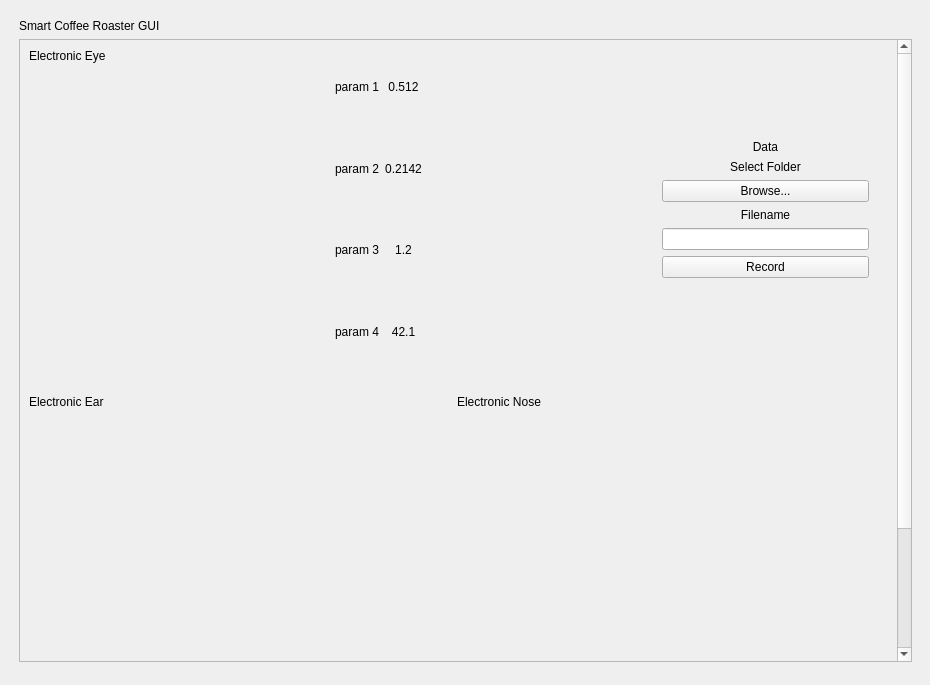
Qt form main_window.ui (theunra/smart-coffee-app-v3) before a commit.
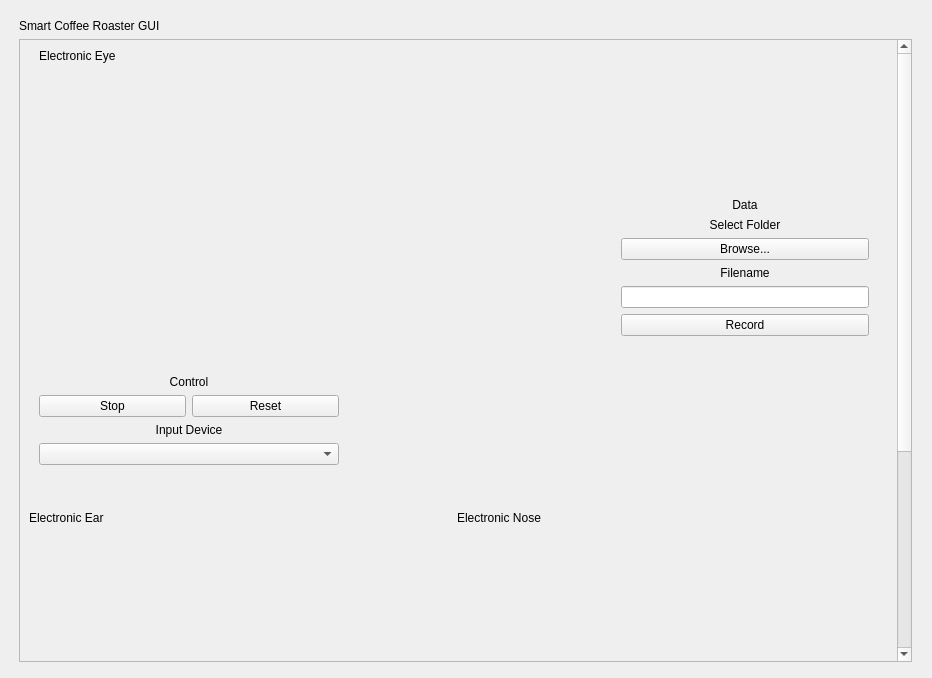
The same form after that commit.

Diff of the .ui file:
```diff
--- a/main_window.ui
+++ b/main_window.ui
@@ -6,8 +6,8 @@
    <rect>
     <x>0</x>
     <y>0</y>
-    <width>930</width>
-    <height>685</height>
+    <width>932</width>
+    <height>678</height>
    </rect>
   </property>
   <property name="sizePolicy">
@@ -54,9 +54,9 @@
           <property name="geometry">
            <rect>
             <x>0</x>
-            <y>0</y>
-            <width>886</width>
-            <height>775</height>
+            <y>-318</y>
+            <width>870</width>
+            <height>943</height>
            </rect>
           </property>
           <layout class="QVBoxLayout" name="verticalLayout_15">
@@ -74,6 +74,14 @@
                 <number>10</number>
                </property>
                <item>
+                <layout class="QVBoxLayout" name="verticalLayout_9">
+                 <property name="leftMargin">
+                  <number>10</number>
+                 </property>
+                 <property name="bottomMargin">
+                  <number>10</number>
+                 </property>
+                 <item>
                 <layout class="QVBoxLayout" name="verticalLayout_6">
                  <item>
                   <widget class="QLabel" name="label_12">
@@ -85,7 +93,7 @@
                  <item>
                   <widget class="QWidget" name="imageWidget" native="true">
                    <property name="sizePolicy">
-                    <sizepolicy hsizetype="MinimumExpanding" vsizetype="MinimumExpanding">
+                      <sizepolicy hsizetype="Expanding" vsizetype="MinimumExpanding">
                      <horstretch>0</horstretch>
                      <verstretch>0</verstretch>
                     </sizepolicy>
@@ -101,11 +109,14 @@
                 </layout>
                </item>
                <item>
-                <layout class="QVBoxLayout" name="verticalLayout_7">
+                  <layout class="QVBoxLayout" name="verticalLayout_12">
+                   <property name="bottomMargin">
+                    <number>10</number>
+                   </property>
                  <item>
-                  <widget class="QLabel" name="label_4">
+                    <widget class="QLabel" name="label_20">
                    <property name="text">
-                    <string>param 1</string>
+                      <string>Control</string>
                    </property>
                    <property name="alignment">
                     <set>Qt::AlignCenter</set>
@@ -113,43 +124,30 @@
                   </widget>
                  </item>
                  <item>
-                  <widget class="QLabel" name="label_3">
-                   <property name="text">
-                    <string>param 2</string>
-                   </property>
-                   <property name="alignment">
-                    <set>Qt::AlignCenter</set>
-                   </property>
-                  </widget>
-                 </item>
+                    <layout class="QHBoxLayout" name="horizontalLayout_5">
+                     <property name="topMargin">
+                      <number>0</number>
+                     </property>
                  <item>
-                  <widget class="QLabel" name="label_5">
+                      <widget class="QPushButton" name="pushButton_9">
                    <property name="text">
-                    <string>param 3</string>
-                   </property>
-                   <property name="alignment">
-                    <set>Qt::AlignCenter</set>
-                   </property>
+                        <string>Stop</string>
+                       </property>
                   </widget>
                  </item>
                  <item>
-                  <widget class="QLabel" name="label_2">
+                      <widget class="QPushButton" name="pushButton_10">
                    <property name="text">
-                    <string>param 4</string>
-                   </property>
-                   <property name="alignment">
-                    <set>Qt::AlignCenter</set>
-                   </property>
+                        <string>Reset</string>
+                       </property>
                   </widget>
                  </item>
                 </layout>
                </item>
                <item>
-                <layout class="QVBoxLayout" name="verticalLayout_2">
-                 <item>
-                  <widget class="QLabel" name="label_7">
+                    <widget class="QLabel" name="label_21">
                    <property name="text">
-                    <string>0.512</string>
+                      <string>Input Device</string>
                    </property>
                    <property name="alignment">
                     <set>Qt::AlignCenter</set>
@@ -157,34 +155,9 @@
                   </widget>
                  </item>
                  <item>
-                  <widget class="QLabel" name="label_6">
-                   <property name="text">
-                    <string>0.2142</string>
-                   </property>
-                   <property name="alignment">
-                    <set>Qt::AlignCenter</set>
-                   </property>
-                  </widget>
-                 </item>
-                 <item>
-                  <widget class="QLabel" name="label_8">
-                   <property name="text">
-                    <string>1.2</string>
-                   </property>
-                   <property name="alignment">
-                    <set>Qt::AlignCenter</set>
-                   </property>
-                  </widget>
-                 </item>
-                 <item>
-                  <widget class="QLabel" name="label_9">
-                   <property name="text">
-                    <string>42.1</string>
-                   </property>
-                   <property name="alignment">
-                    <set>Qt::AlignCenter</set>
-                   </property>
-                  </widget>
+                    <widget class="QComboBox" name="comboBox_3"/>
+                   </item>
+                  </layout>
                  </item>
                 </layout>
                </item>
@@ -193,6 +166,9 @@
                  <property name="orientation">
                   <enum>Qt::Horizontal</enum>
                  </property>
+                 <property name="sizeType">
+                  <enum>QSizePolicy::Expanding</enum>
+                 </property>
                  <property name="sizeHint" stdset="0">
                   <size>
                    <width>40</width>
@@ -386,6 +362,9 @@
              </property>
              <item>
               <layout class="QVBoxLayout" name="verticalLayout_11">
+               <property name="bottomMargin">
+                <number>10</number>
+               </property>
                <item>
                 <widget class="QLabel" name="label_17">
                  <property name="text">
@@ -401,13 +380,6 @@
                  <property name="topMargin">
                   <number>0</number>
                  </property>
-                 <item>
-                  <widget class="QPushButton" name="pushButton_7">
-                   <property name="text">
-                    <string>Reset</string>
-                   </property>
-                  </widget>
-                 </item>
                  <item>
                   <widget class="QPushButton" name="pushButton_8">
                    <property name="text">
@@ -415,12 +387,35 @@
                    </property>
                   </widget>
                  </item>
+                 <item>
+                  <widget class="QPushButton" name="pushButton_7">
+                   <property name="text">
+                    <string>Reset</string>
+                   </property>
+                  </widget>
+                 </item>
                 </layout>
                </item>
+               <item>
+                <widget class="QLabel" name="label_19">
+                 <property name="text">
+                  <string>Input Device</string>
+                 </property>
+                 <property name="alignment">
+                  <set>Qt::AlignCenter</set>
+                 </property>
+                </widget>
+               </item>
+               <item>
+                <widget class="QComboBox" name="comboBox_2"/>
+               </item>
               </layout>
              </item>
              <item>
               <layout class="QVBoxLayout" name="verticalLayout_10">
+               <property name="bottomMargin">
+                <number>10</number>
+               </property>
                <item>
                 <widget class="QLabel" name="label_16">
                  <property name="text">
@@ -452,20 +447,22 @@
                  </item>
                 </layout>
                </item>
-              </layout>
-             </item>
-            </layout>
-           </item>
            <item>
-            <widget class="QWidget" name="verticalWidget" native="true">
-             <property name="minimumSize">
-              <size>
-               <width>100</width>
-               <height>0</height>
-              </size>
-             </property>
-             <layout class="QVBoxLayout" name="verticalLayout_3"/>
-            </widget>
+                <widget class="QLabel" name="label_18">
+                 <property name="text">
+                  <string>Serial Port</string>
+                 </property>
+                 <property name="alignment">
+                  <set>Qt::AlignCenter</set>
+                 </property>
+                </widget>
+               </item>
+               <item>
+                <widget class="QComboBox" name="comboBox"/>
+               </item>
+              </layout>
+             </item>
+            </layout>
            </item>
           </layout>
          </widget>
```
Lines whose indentation alone changed are shown as unchanged.
